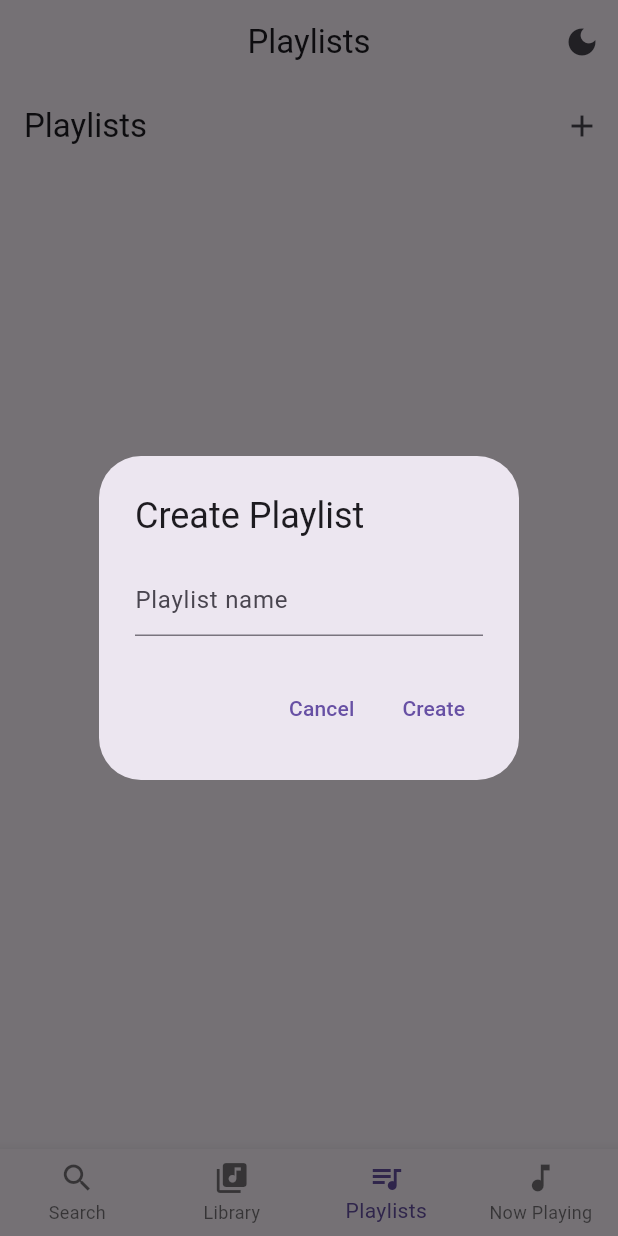
After one commit to Ayyoub-Mkadmi/mouzika, a Flutter app: the screen it shows after launch, item 3 of the bottom bar chosen, after a tap on the "add" icon, on a phone screen of 412 x 824 dp. The commit adds this screen. Run offline on Flutter 3.47's test engine with Material 3 defaults, Android fonts, the phone set to English and light mode, and no system bars; our stand-ins replace audio_service, just_audio, just_audio_background, rxdart, shared_preferences; missing offline and left inert: audio_session, youtube_explode_dart.

Commit message:
Playlists1

```diff
--- /dev/null
+++ b/lib/models/playlist.dart
@@ -0,0 +1,13 @@
+class Playlist {
+  final String name;
+  List<String> songs; // list of file paths
+
+  Playlist({required this.name, required this.songs});
+
+  // Serialize to JSON
+  Map<String, dynamic> toJson() => {'name': name, 'songs': songs};
+
+  // Deserialize from JSON
+  factory Playlist.fromJson(Map<String, dynamic> json) =>
+      Playlist(name: json['name'], songs: List<String>.from(json['songs']));
+}
--- a/lib/screens/home_navigation.dart
+++ b/lib/screens/home_navigation.dart
@@ -1,5 +1,6 @@
 import 'dart:io';
 import 'package:flutter/material.dart';
+import 'package:mouzika/screens/playlist_screen.dart';
 import 'package:provider/provider.dart';
 import '../providers/theme_provider.dart';
 import 'screen_screen.dart';
@@ -19,7 +20,12 @@ class HomeNavigation extends StatefulWidget {
 class _HomeNavigationState extends State<HomeNavigation> {
   int _selectedIndex = 0;
 
-  static const List<String> _titles = ['Search', 'Library', 'Now Playing'];
+  static const List<String> _titles = [
+    'Search',
+    'Library',
+    'Playlists',
+    'Now Playing',
+  ];
 
   // Make this public by removing the underscore
   void goToNowPlaying() {
@@ -32,7 +38,8 @@ class _HomeNavigationState extends State<HomeNavigation> {
 
     final _screens = [
       const SearchScreen(),
-      const MusicLibraryScreen(), // we will update this screen next
+      const MusicLibraryScreen(),
+      const PlaylistScreen(),
       const NowPlayingScreen(),
     ];
 
@@ -54,11 +61,16 @@ class _HomeNavigationState extends State<HomeNavigation> {
         currentIndex: _selectedIndex,
         selectedItemColor: Theme.of(context).primaryColor,
         onTap: (index) => setState(() => _selectedIndex = index),
+        type: BottomNavigationBarType.fixed, // Add this to support 4+ items
         items: const [
           BottomNavigationBarItem(icon: Icon(Icons.search), label: 'Search'),
           BottomNavigationBarItem(
             icon: Icon(Icons.library_music),
             label: 'Library',
+          ),
+          BottomNavigationBarItem(
+            icon: Icon(Icons.queue_music),
+            label: 'Playlists',
           ),
           BottomNavigationBarItem(
             icon: Icon(Icons.music_note),
--- /dev/null
+++ b/lib/screens/playlist_details_screen.dart
@@ -0,0 +1,95 @@
+import 'dart:io';
+import 'package:flutter/material.dart';
+import 'package:mouzika/screens/song_picker_screen.dart';
+import 'package:mouzika/services/audio_player_manager.dart';
+import 'package:path/path.dart' as p;
+import '../models/playlist.dart';
+
+class PlaylistDetailScreen extends StatefulWidget {
+  final Playlist playlist;
+  final Function(Playlist) onPlaylistUpdated;
+
+  const PlaylistDetailScreen({
+    super.key,
+    required this.playlist,
+    required this.onPlaylistUpdated,
+  });
+
+  @override
+  State<PlaylistDetailScreen> createState() => _PlaylistDetailScreenState();
+}
+
+class _PlaylistDetailScreenState extends State<PlaylistDetailScreen> {
+  late Playlist _playlist;
+
+  @override
+  void initState() {
+    super.initState();
+    _playlist = widget.playlist;
+  }
+
+  void _removeSong(int index) {
+    setState(() {
+      _playlist.songs.removeAt(index);
+    });
+    widget.onPlaylistUpdated(_playlist);
+  }
+
+  Future<void> _addSongs() async {
+    final selected = await Navigator.push<List<String>>(
+      context,
+      MaterialPageRoute(builder: (_) => const SongPickerScreen()),
+    );
+
+    if (selected != null && selected.isNotEmpty) {
+      setState(() {
+        _playlist.songs.addAll(
+          selected.where((path) => !_playlist.songs.contains(path)),
+        );
+      });
+      widget.onPlaylistUpdated(_playlist);
+    }
+  }
+
+  void _playSong(int index) {
+    final files = _playlist.songs.map((path) => File(path)).toList();
+    AudioPlayerManager().setPlaylist(files, initialIndex: index);
+    AudioPlayerManager().play();
+  }
+
+  @override
+  Widget build(BuildContext context) {
+    return Scaffold(
+      appBar: AppBar(
+        title: Text(_playlist.name),
+        actions: [
+          IconButton(
+            icon: const Icon(Icons.add),
+            onPressed: _addSongs,
+            tooltip: 'Add Songs',
+          ),
+        ],
+      ),
+      body:
+          _playlist.songs.isEmpty
+              ? const Center(child: Text('No songs in this playlist.'))
+              : ListView.builder(
+                itemCount: _playlist.songs.length,
+                itemBuilder: (context, index) {
+                  final path = _playlist.songs[index];
+                  final fileName = p.basename(path);
+
+                  return ListTile(
+                    leading: const Icon(Icons.music_note),
+                    title: Text(fileName, overflow: TextOverflow.ellipsis),
+                    trailing: IconButton(
+                      icon: const Icon(Icons.delete),
+                      onPressed: () => _removeSong(index),
+                    ),
+                    onTap: () => _playSong(index),
+                  );
+                },
+              ),
+    );
+  }
+}
--- /dev/null
+++ b/lib/screens/playlist_screen.dart
@@ -0,0 +1,152 @@
+import 'dart:convert';
+import 'package:flutter/material.dart';
+import 'package:mouzika/screens/playlist_details_screen.dart';
+import 'package:shared_preferences/shared_preferences.dart';
+import '../models/playlist.dart';
+
+class PlaylistScreen extends StatefulWidget {
+  const PlaylistScreen({super.key});
+
+  @override
+  State<PlaylistScreen> createState() => _PlaylistScreenState();
+}
+
+class _PlaylistScreenState extends State<PlaylistScreen> {
+  List<Playlist> _playlists = [];
+
+  @override
+  void initState() {
+    super.initState();
+    _loadPlaylists();
+  }
+
+  Future<void> _loadPlaylists() async {
+    final prefs = await SharedPreferences.getInstance();
+    final playlistData = prefs.getStringList('playlists') ?? [];
+
+    setState(() {
+      _playlists =
+          playlistData.map((e) => Playlist.fromJson(json.decode(e))).toList();
+    });
+  }
+
+  Future<void> _savePlaylists() async {
+    final prefs = await SharedPreferences.getInstance();
+    final playlistData =
+        _playlists.map((p) => json.encode(p.toJson())).toList();
+    await prefs.setStringList('playlists', playlistData);
+  }
+
+  void _createPlaylist() async {
+    final nameController = TextEditingController();
+
+    await showDialog(
+      context: context,
+      builder:
+          (context) => AlertDialog(
+            title: const Text('Create Playlist'),
+            content: TextField(
+              controller: nameController,
+              decoration: const InputDecoration(hintText: 'Playlist name'),
+            ),
+            actions: [
+              TextButton(
+                onPressed: () => Navigator.pop(context),
+                child: const Text('Cancel'),
+              ),
+              TextButton(
+                onPressed: () {
+                  final name = nameController.text.trim();
+                  if (name.isNotEmpty) {
+                    final newPlaylist = Playlist(name: name, songs: []);
+                    setState(() {
+                      _playlists.add(newPlaylist);
+                    });
+                    _savePlaylists();
+                  }
+                  Navigator.pop(context);
+                },
+                child: const Text('Create'),
+              ),
+            ],
+          ),
+    );
+  }
+
+  void _navigateToDetail(Playlist playlist, int index) async {
+    await Navigator.push(
+      context,
+      MaterialPageRoute(
+        builder:
+            (_) => PlaylistDetailScreen(
+              playlist: playlist,
+              onPlaylistUpdated: (updated) {
+                setState(() {
+                  _playlists[index] = updated;
+                });
+                _savePlaylists();
+              },
+            ),
+      ),
+    );
+  }
+
+  void _deletePlaylist(int index) {
+    showDialog(
+      context: context,
+      builder:
+          (_) => AlertDialog(
+            title: const Text('Delete Playlist'),
+            content: const Text(
+              'Are you sure you want to delete this playlist?',
+            ),
+            actions: [
+              TextButton(
+                onPressed: () => Navigator.pop(context),
+                child: const Text('Cancel'),
+              ),
+              TextButton(
+                onPressed: () {
+                  setState(() {
+                    _playlists.removeAt(index);
+                  });
+                  _savePlaylists();
+                  Navigator.pop(context);
+                },
+                child: const Text('Delete'),
+              ),
+            ],
+          ),
+    );
+  }
+
+  @override
+  Widget build(BuildContext context) {
+    return Scaffold(
+      appBar: AppBar(
+        title: const Text('Playlists'),
+        actions: [
+          IconButton(icon: const Icon(Icons.add), onPressed: _createPlaylist),
+        ],
+      ),
+      body:
+          _playlists.isEmpty
+              ? const Center(child: Text('No playlists found.'))
+              : ListView.builder(
+                itemCount: _playlists.length,
+                itemBuilder: (context, index) {
+                  final playlist = _playlists[index];
+                  return ListTile(
+                    leading: const Icon(Icons.playlist_play),
+                    title: Text(playlist.name),
+                    trailing: IconButton(
+                      icon: const Icon(Icons.delete, color: Colors.red),
+                      onPressed: () => _deletePlaylist(index),
+                    ),
+                    onTap: () => _navigateToDetail(playlist, index),
+                  );
+                },
+              ),
+    );
+  }
+}
--- a/pubspec.yaml
+++ b/pubspec.yaml
@@ -44,6 +44,7 @@ dependencies:
   dio: ^5.8.0+1
   just_audio_background: ^0.0.1-beta.17
   audio_service: ^0.18.0
+  shared_preferences: ^2.5.3
 
 dev_dependencies:
   flutter_test:
```
Also changed, not shown: lib/screens/song_picker_screen.dart (added, +91 -0 lines), pubspec.lock, 1 other file.
